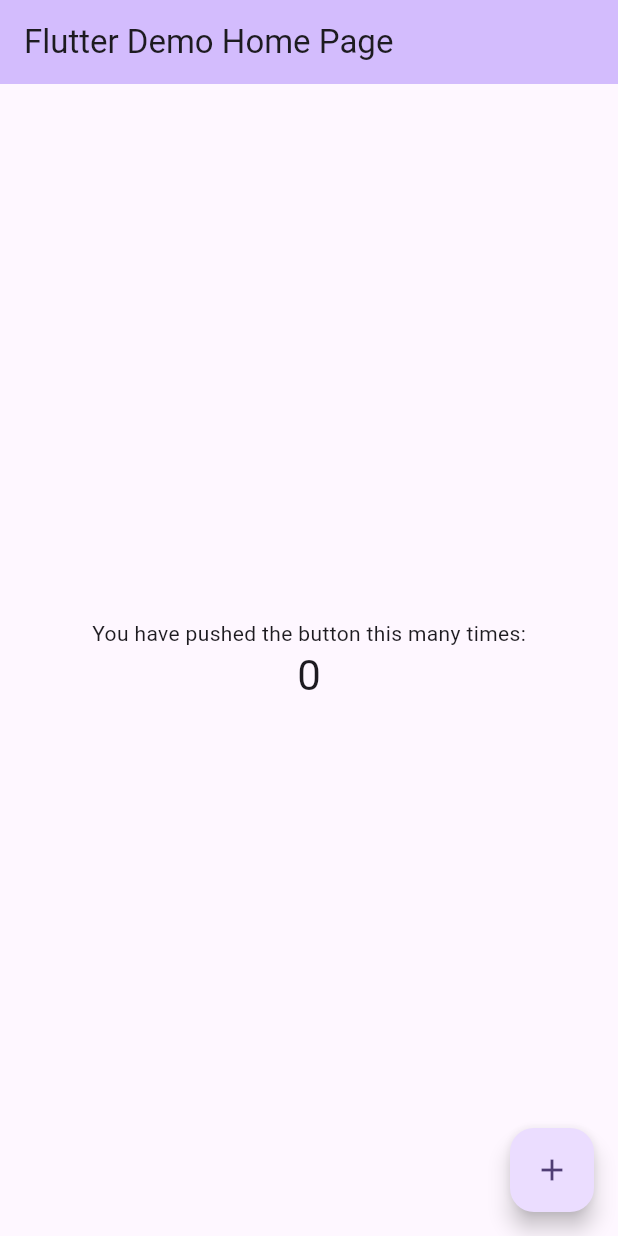
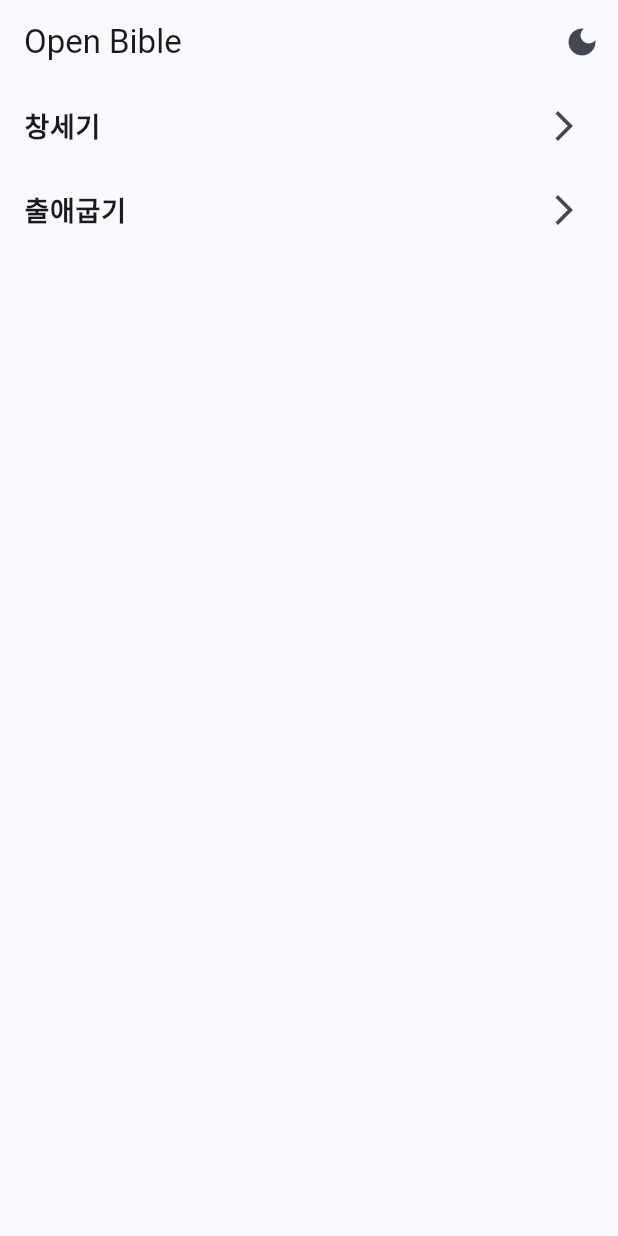
Before and after one commit to jeiel85/veritas-bible, a Flutter app: the screen it shows after launch, on a phone screen of 412 x 824 dp. Run offline on Flutter 3.47's test engine with Material 3 defaults, Android fonts, the phone set to English and light mode, and no system bars; our stand-ins replace shared_preferences.

Commit message:
Implement MVP: Providers, Screens, and JSON dummy data

```diff
--- /dev/null
+++ b/assets/sample_bible.json
@@ -0,0 +1,22 @@
+{
+  "translation": "KRV",
+  "books": [
+    {
+      "name": "창세기",
+      "verses": [
+        {"chapter": 1, "verse": 1, "text": "태초에 하나님이 천지를 창조하시니라"},
+        {"chapter": 1, "verse": 2, "text": "땅이 혼돈하고 공허하며 흑암이 깊음 위에 있고 하나님의 신은 수면에 운행하시니라"},
+        {"chapter": 1, "verse": 3, "text": "하나님이 가라사대 빛이 있으라 하시매 빛이 있었고"},
+        {"chapter": 2, "verse": 1, "text": "천지와 만물이 다 이루니라"},
+        {"chapter": 2, "verse": 2, "text": "하나님의 지으시던 일이 일곱째 날이 이를 때에 마치니 그 지으시던 일이 다하므로 일곱째 날에 안식하시니라"}
+      ]
+    },
+    {
+      "name": "출애굽기",
+      "verses": [
+        {"chapter": 1, "verse": 1, "text": "야곱과 함께 각각 자기 권속을 데리고 애굽에 이른 이스라엘 아들들의 이름은 이러하니"},
+        {"chapter": 1, "verse": 2, "text": "르우벤과 시므온과 레위와 유다와"}
+      ]
+    }
+  ]
+}
--- a/lib/main.dart
+++ b/lib/main.dart
@@ -1,122 +1,44 @@
 import 'package:flutter/material.dart';
+import 'package:provider/provider.dart';
+import 'providers/bible_provider.dart';
+import 'providers/settings_provider.dart';
+import 'screens/home_screen.dart';
 
 void main() {
-  runApp(const MyApp());
+  WidgetsFlutterBinding.ensureInitialized();
+  runApp(
+    MultiProvider(
+      providers: [
+        ChangeNotifierProvider(create: (_) => BibleProvider()),
+        ChangeNotifierProvider(create: (_) => SettingsProvider()),
+      ],
+      child: const OpenBibleApp(),
+    ),
+  );
 }
 
-class MyApp extends StatelessWidget {
-  const MyApp({super.key});
+class OpenBibleApp extends StatelessWidget {
+  const OpenBibleApp({super.key});
 
-  // This widget is the root of your application.
   @override
   Widget build(BuildContext context) {
+    final settingsProvider = Provider.of<SettingsProvider>(context);
+
     return MaterialApp(
-      title: 'Flutter Demo',
+      title: 'Open Bible',
+      debugShowCheckedModeBanner: false,
       theme: ThemeData(
-        // This is the theme of your application.
-        //
-        // TRY THIS: Try running your application with "flutter run". You'll see
-        // the application has a purple toolbar. Then, without quitting the app,
-        // try changing the seedColor in the colorScheme below to Colors.green
-        // and then invoke "hot reload" (save your changes or press the "hot
-        // reload" button in a Flutter-supported IDE, or press "r" if you used
-        // the command line to start the app).
-        //
-        // Notice that the counter didn't reset back to zero; the application
-        // state is not lost during the reload. To reset the state, use hot
-        // restart instead.
-        //
-        // This works for code too, not just values: Most code changes can be
-        // tested with just a hot reload.
-        colorScheme: .fromSeed(seedColor: Colors.deepPurple),
+        brightness: Brightness.light,
+        colorSchemeSeed: Colors.blueAccent,
+        useMaterial3: true,
       ),
-      home: const MyHomePage(title: 'Flutter Demo Home Page'),
+      darkTheme: ThemeData(
+        brightness: Brightness.dark,
+        colorSchemeSeed: Colors.blueAccent,
+        useMaterial3: true,
+      ),
+      themeMode: settingsProvider.isDarkMode ? ThemeMode.dark : ThemeMode.light,
+      home: const HomeScreen(),
     );
   }
 }
-
-class MyHomePage extends StatefulWidget {
-  const MyHomePage({super.key, required this.title});
-
-  // This widget is the home page of your application. It is stateful, meaning
-  // that it has a State object (defined below) that contains fields that affect
-  // how it looks.
-
-  // This class is the configuration for the state. It holds the values (in this
-  // case the title) provided by the parent (in this case the App widget) and
-  // used by the build method of the State. Fields in a Widget subclass are
-  // always marked "final".
-
-  final String title;
-
-  @override
-  State<MyHomePage> createState() => _MyHomePageState();
-}
-
-class _MyHomePageState extends State<MyHomePage> {
-  int _counter = 0;
-
-  void _incrementCounter() {
-    setState(() {
-      // This call to setState tells the Flutter framework that something has
-      // changed in this State, which causes it to rerun the build method below
-      // so that the display can reflect the updated values. If we changed
-      // _counter without calling setState(), then the build method would not be
-      // called again, and so nothing would appear to happen.
-      _counter++;
-    });
-  }
-
-  @override
-  Widget build(BuildContext context) {
-    // This method is rerun every time setState is called, for instance as done
-    // by the _incrementCounter method above.
-    //
-    // The Flutter framework has been optimized to make rerunning build methods
-    // fast, so that you can just rebuild anything that needs updating rather
-    // than having to individually change instances of widgets.
-    return Scaffold(
-      appBar: AppBar(
-        // TRY THIS: Try changing the color here to a specific color (to
-        // Colors.amber, perhaps?) and trigger a hot reload to see the AppBar
-        // change color while the other colors stay the same.
-        backgroundColor: Theme.of(context).colorScheme.inversePrimary,
-        // Here we take the value from the MyHomePage object that was created by
-        // the App.build method, and use it to set our appbar title.
-        title: Text(widget.title),
-      ),
-      body: Center(
-        // Center is a layout widget. It takes a single child and positions it
-        // in the middle of the parent.
-        child: Column(
-          // Column is also a layout widget. It takes a list of children and
-          // arranges them vertically. By default, it sizes itself to fit its
-          // children horizontally, and tries to be as tall as its parent.
-          //
-          // Column has various properties to control how it sizes itself and
-          // how it positions its children. Here we use mainAxisAlignment to
-          // center the children vertically; the main axis here is the vertical
-          // axis because Columns are vertical (the cross axis would be
-          // horizontal).
-          //
-          // TRY THIS: Invoke "debug painting" (choose the "Toggle Debug Paint"
-          // action in the IDE, or press "p" in the console), to see the
-          // wireframe for each widget.
-          mainAxisAlignment: .center,
-          children: [
-            const Text('You have pushed the button this many times:'),
-            Text(
-              '$_counter',
-              style: Theme.of(context).textTheme.headlineMedium,
-            ),
-          ],
-        ),
-      ),
-      floatingActionButton: FloatingActionButton(
-        onPressed: _incrementCounter,
-        tooltip: 'Increment',
-        child: const Icon(Icons.add),
-      ),
-    );
-  }
-}
--- /dev/null
+++ b/lib/providers/bible_provider.dart
@@ -0,0 +1,26 @@
+import 'dart:convert';
+import 'package:flutter/services.dart';
+import 'package:flutter/material.dart';
+import '../models/bible.dart';
+
+class BibleProvider with ChangeNotifier {
+  Bible? bible;
+  bool isLoading = true;
+
+  BibleProvider() {
+    loadBible();
+  }
+
+  Future<void> loadBible() async {
+    try {
+      final String response = await rootBundle.loadString('assets/sample_bible.json');
+      final data = await json.decode(response);
+      bible = Bible.fromJson(data);
+    } catch (e) {
+      debugPrint("Error loading Bible: $e");
+    } finally {
+      isLoading = false;
+      notifyListeners();
+    }
+  }
+}
--- /dev/null
+++ b/lib/providers/settings_provider.dart
@@ -0,0 +1,38 @@
+import 'package:flutter/material.dart';
+import 'package:shared_preferences/shared_preferences.dart';
+
+class SettingsProvider with ChangeNotifier {
+  bool _isDarkMode = false;
+  double _fontSize = 18.0;
+
+  bool get isDarkMode => _isDarkMode;
+  double get fontSize => _fontSize;
+
+  SettingsProvider() {
+    _loadSettings();
+  }
+
+  _loadSettings() async {
+    SharedPreferences prefs = await SharedPreferences.getInstance();
+    _isDarkMode = prefs.getBool('isDarkMode') ?? false;
+    _fontSize = prefs.getDouble('fontSize') ?? 18.0;
+    notifyListeners();
+  }
+
+  void toggleTheme() async {
+    _isDarkMode = !_isDarkMode;
+    SharedPreferences prefs = await SharedPreferences.getInstance();
+    prefs.setBool('isDarkMode', _isDarkMode);
+    notifyListeners();
+  }
+
+  void updateFontSize(double newSize) async {
+    // 폰트 크기는 10.0 ~ 40.0 사이로 제한
+    if (newSize >= 10.0 && newSize <= 40.0) {
+      _fontSize = newSize;
+      SharedPreferences prefs = await SharedPreferences.getInstance();
+      prefs.setDouble('fontSize', _fontSize);
+      notifyListeners();
+    }
+  }
+}
--- /dev/null
+++ b/lib/screens/home_screen.dart
@@ -0,0 +1,52 @@
+import 'package:flutter/material.dart';
+import 'package:provider/provider.dart';
+import '../providers/bible_provider.dart';
+import '../providers/settings_provider.dart';
+import 'read_screen.dart';
+
+class HomeScreen extends StatelessWidget {
+  const HomeScreen({super.key});
+
+  @override
+  Widget build(BuildContext context) {
+    final bibleProvider = Provider.of<BibleProvider>(context);
+    final settingsProvider = Provider.of<SettingsProvider>(context);
+
+    return Scaffold(
+      appBar: AppBar(
+        title: const Text('Open Bible'),
+        actions: [
+          IconButton(
+            icon: Icon(settingsProvider.isDarkMode ? Icons.light_mode : Icons.dark_mode),
+            onPressed: () {
+              settingsProvider.toggleTheme();
+            },
+          )
+        ],
+      ),
+      body: bibleProvider.isLoading
+          ? const Center(child: CircularProgressIndicator())
+          : bibleProvider.bible == null
+              ? const Center(child: Text('성경 데이터를 불러오지 못했습니다.'))
+              : ListView.builder(
+                  itemCount: bibleProvider.bible!.books.length,
+                  itemBuilder: (context, index) {
+                    final book = bibleProvider.bible!.books[index];
+                    return ListTile(
+                      title: Text(book.name, style: const TextStyle(fontSize: 18, fontWeight: FontWeight.bold)),
+                      trailing: const Icon(Icons.arrow_forward_ios),
+                      onTap: () {
+                        // 성경 책을 선택하면 1장부터 읽기 화면으로 넘어감
+                        Navigator.push(
+                          context,
+                          MaterialPageRoute(
+                            builder: (context) => ReadScreen(book: book, initialChapter: 1),
+                          ),
+                        );
+                      },
+                    );
+                  },
+                ),
+    );
+  }
+}
```
Also changed, not shown: lib/screens/read_screen.dart (added, +112 -0 lines), pubspec.yaml (+4 -3 lines), pubspec.lock, 3 other files.
